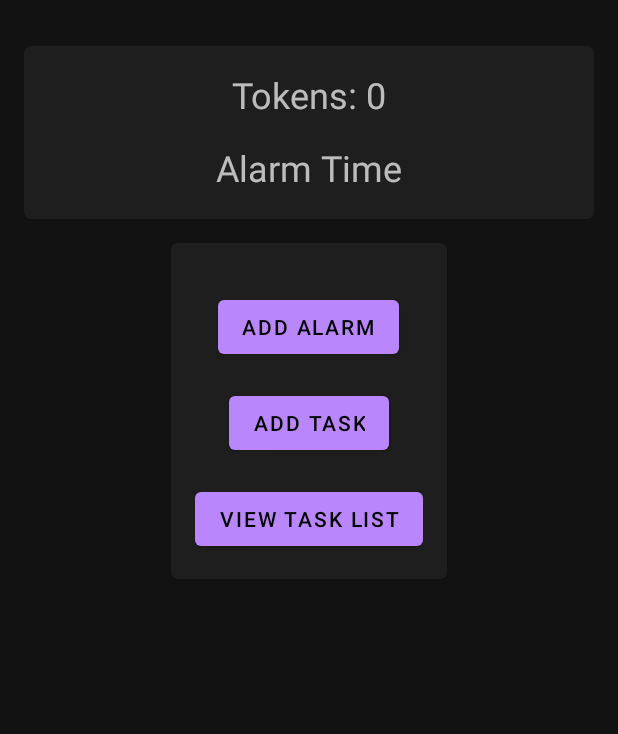
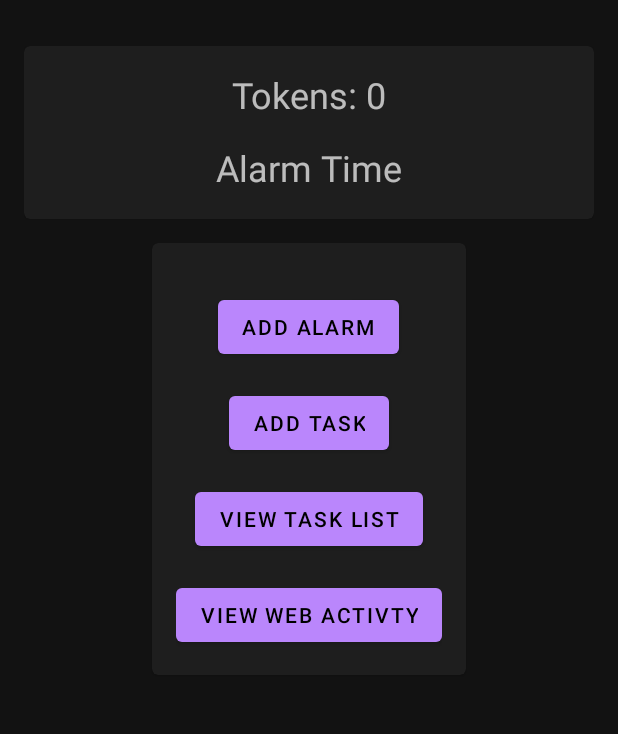
Before and after one commit to notnowabhi/Personal-Motivator-App, an Android app: the AddTaskActivity screen opened directly, with no data from a screen before it, on a phone screen of 412 x 824 dp, the part 62-796 px from its top. Run offline under Robolectric (Android 15) with nearby library versions, the phone set to English and light mode, and no system bars.

Commit message:
change 10

```diff
--- a/app/src/main/java/com/example/personalmotivator/AddTaskActivity.java
+++ b/app/src/main/java/com/example/personalmotivator/AddTaskActivity.java
@@ -7,6 +7,7 @@ import android.content.Context;
 import android.content.Intent;
 import android.os.Bundle;
 import android.os.Build;
+import android.view.View;
 import android.widget.Button;
 import android.widget.EditText;
 import android.widget.TextView;
@@ -22,8 +23,8 @@ public class AddTaskActivity extends AppCompatActivity {
     private Button btnAddAlarm;
     private Button btnViewTasks;
     private Button btnAddTasks;
+    private Button btnViewWeb;
     private TextView textAlarmTime;
-
     private Calendar calendar;
 
     @Override
@@ -34,6 +35,7 @@ public class AddTaskActivity extends AppCompatActivity {
         btnAddAlarm = findViewById(R.id.button_add_alarm);
         btnViewTasks = findViewById(R.id.button_view_tasks);
         btnAddTasks = findViewById(R.id.button_add_task);
+        btnViewWeb = findViewById(R.id.webViewId);
         textAlarmTime = findViewById(R.id.text_alarm_time);
 
         calendar = Calendar.getInstance();
@@ -41,6 +43,12 @@ public class AddTaskActivity extends AppCompatActivity {
         btnAddAlarm.setOnClickListener(view -> showTimePicker());
         btnViewTasks.setOnClickListener(view -> openTaskList());
         btnAddTasks.setOnClickListener(view -> showAddTaskDialog());
+        btnViewWeb.setOnClickListener(view -> showWebView());
+    }
+
+    private void showWebView(){
+        Intent intent = new Intent(AddTaskActivity.this, WebviewActivity.class);
+        startActivity(intent);
     }
 
     private void showTimePicker() {
--- a/app/src/main/res/layout/activity_add_task.xml
+++ b/app/src/main/res/layout/activity_add_task.xml
@@ -81,6 +81,15 @@
                 android:layout_marginTop="16dp"
                 android:text="View Task List" />
 
+            <Button
+                android:layout_width="wrap_content"
+                android:layout_height="wrap_content"
+                android:id="@+id/webViewId"
+                android:layout_below="@+id/button_view_tasks"
+                android:layout_centerHorizontal="true"
+                android:text="View Web Activty"
+                android:layout_marginTop="16dp"/>
+
         </RelativeLayout>
 
     </com.google.android.material.card.MaterialCardView>
```
